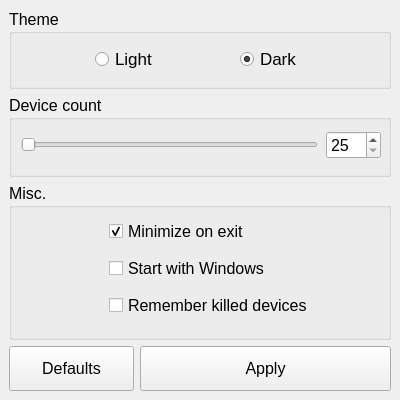
Qt form exe/ui_settings.ui (elmoiv/elmocut) before a commit.
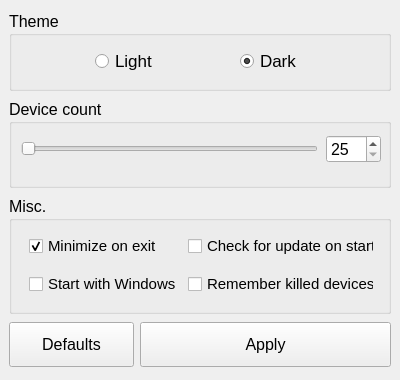
The same form after that commit.

Commit message: New design for about window

Patch:
```diff
--- a/exe/ui_settings.ui
+++ b/exe/ui_settings.ui
@@ -8,19 +8,19 @@
     <x>0</x>
     <y>0</y>
     <width>400</width>
-    <height>400</height>
+    <height>380</height>
    </rect>
   </property>
   <property name="minimumSize">
    <size>
     <width>400</width>
-    <height>400</height>
+    <height>380</height>
    </size>
   </property>
   <property name="maximumSize">
    <size>
     <width>400</width>
-    <height>400</height>
+    <height>380</height>
    </size>
   </property>
   <property name="windowTitle">
@@ -69,88 +69,10 @@
         </property>
        </widget>
       </item>
-      <item row="2" column="0" colspan="3">
-       <widget class="QGroupBox" name="groupBox_3">
-        <property name="sizePolicy">
-         <sizepolicy hsizetype="Minimum" vsizetype="Fixed">
-          <horstretch>0</horstretch>
-          <verstretch>0</verstretch>
-         </sizepolicy>
-        </property>
-        <property name="minimumSize">
-         <size>
-          <width>0</width>
-          <height>157</height>
-         </size>
-        </property>
-        <property name="font">
-         <font>
-          <pointsize>12</pointsize>
-         </font>
-        </property>
-        <property name="title">
-         <string>Misc.</string>
-        </property>
-        <widget class="QWidget" name="verticalLayoutWidget">
-         <property name="geometry">
-          <rect>
-           <x>100</x>
-           <y>30</y>
-           <width>201</width>
-           <height>111</height>
-          </rect>
-         </property>
-         <layout class="QVBoxLayout" name="verticalLayout">
-          <item>
-           <widget class="QCheckBox" name="chkMinimized">
-            <property name="font">
-             <font>
-              <pointsize>12</pointsize>
-             </font>
-            </property>
-            <property name="text">
-             <string>Minimize on exit</string>
-            </property>
-            <property name="checked">
-             <bool>true</bool>
-            </property>
-           </widget>
-          </item>
-          <item>
-           <widget class="QCheckBox" name="chkAutostart">
-            <property name="font">
-             <font>
-              <pointsize>12</pointsize>
-             </font>
-            </property>
-            <property name="layoutDirection">
-             <enum>Qt::LeftToRight</enum>
-            </property>
-            <property name="text">
-             <string>Start with Windows</string>
-            </property>
-           </widget>
-          </item>
-          <item>
-           <widget class="QCheckBox" name="chkRemember">
-            <property name="font">
-             <font>
-              <pointsize>12</pointsize>
-             </font>
-            </property>
-            <property name="text">
-             <string>Remember killed devices</string>
-            </property>
-           </widget>
-          </item>
-         </layout>
-        </widget>
-       </widget>
-      </item>
       <item row="1" column="0" colspan="3">
        <widget class="QGroupBox" name="groupBox_2">
         <property name="sizePolicy">
-         <sizepolicy hsizetype="Minimum" vsizetype="Minimum">
+         <sizepolicy hsizetype="Minimum" vsizetype="Fixed">
           <horstretch>0</horstretch>
           <verstretch>0</verstretch>
          </sizepolicy>
@@ -158,7 +80,7 @@
         <property name="minimumSize">
          <size>
           <width>0</width>
-          <height>78</height>
+          <height>89</height>
          </size>
         </property>
         <property name="font">
@@ -328,6 +250,96 @@
         </property>
        </widget>
       </item>
+      <item row="2" column="0" colspan="3">
+       <widget class="QGroupBox" name="groupBox_3">
+        <property name="sizePolicy">
+         <sizepolicy hsizetype="Minimum" vsizetype="Fixed">
+          <horstretch>0</horstretch>
+          <verstretch>0</verstretch>
+         </sizepolicy>
+        </property>
+        <property name="minimumSize">
+         <size>
+          <width>0</width>
+          <height>118</height>
+         </size>
+        </property>
+        <property name="font">
+         <font>
+          <pointsize>12</pointsize>
+         </font>
+        </property>
+        <property name="title">
+         <string>Misc.</string>
+        </property>
+        <widget class="QWidget" name="gridLayoutWidget_2">
+         <property name="geometry">
+          <rect>
+           <x>20</x>
+           <y>30</y>
+           <width>345</width>
+           <height>80</height>
+          </rect>
+         </property>
+         <layout class="QGridLayout" name="gridLayout_3">
+          <item row="0" column="0">
+           <widget class="QCheckBox" name="chkMinimized">
+            <property name="font">
+             <font>
+              <pointsize>11</pointsize>
+             </font>
+            </property>
+            <property name="text">
+             <string>Minimize on exit</string>
+            </property>
+            <property name="checked">
+             <bool>true</bool>
+            </property>
+           </widget>
+          </item>
+          <item row="0" column="1">
+           <widget class="QCheckBox" name="chkUpdates">
+            <property name="font">
+             <font>
+              <pointsize>11</pointsize>
+             </font>
+            </property>
+            <property name="text">
+             <string>Check for update on start</string>
+            </property>
+           </widget>
+          </item>
+          <item row="1" column="1">
+           <widget class="QCheckBox" name="chkRemember">
+            <property name="font">
+             <font>
+              <pointsize>11</pointsize>
+             </font>
+            </property>
+            <property name="text">
+             <string>Remember killed devices</string>
+            </property>
+           </widget>
+          </item>
+          <item row="1" column="0">
+           <widget class="QCheckBox" name="chkAutostart">
+            <property name="font">
+             <font>
+              <pointsize>11</pointsize>
+             </font>
+            </property>
+            <property name="layoutDirection">
+             <enum>Qt::LeftToRight</enum>
+            </property>
+            <property name="text">
+             <string>Start with Windows</string>
+            </property>
+           </widget>
+          </item>
+         </layout>
+        </widget>
+       </widget>
+      </item>
      </layout>
     </item>
    </layout>
```
Left out of the diff: 150 changed lines with no effect on the pictures. The commit also changes 1 other file.
